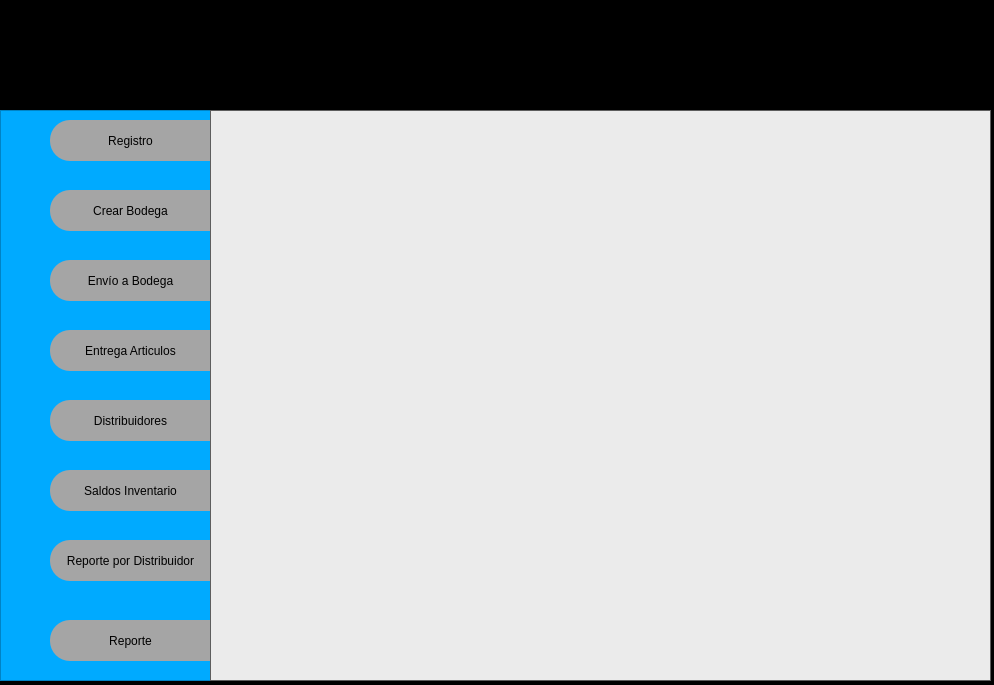
jbrenes1984/proj-yectoFinalGrupo4, file Interfaz/proyecto_program-2.ui: the form before one commit.
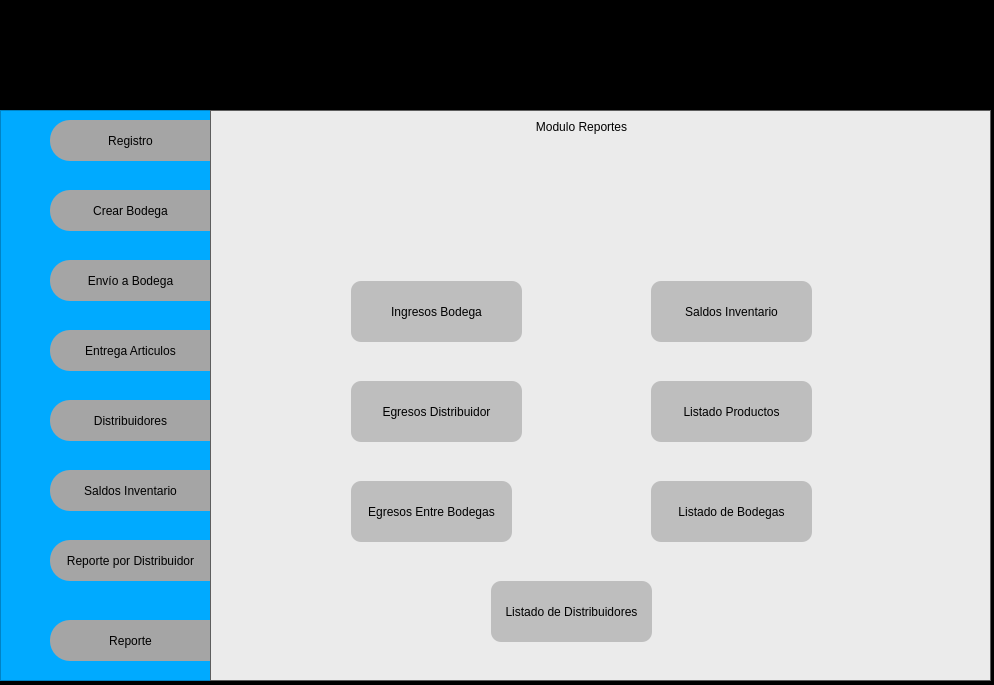
The form after the commit. The open tabs and pages were chosen to show the change.

Patch:
```diff
--- a/Interfaz/proyecto_program-2.ui
+++ b/Interfaz/proyecto_program-2.ui
@@ -1804,7 +1804,223 @@
             </property>
            </widget>
           </widget>
-          <widget class="QWidget" name="page_reporte_txt"/>
+          <widget class="QWidget" name="page_reporte_txt">
+           <widget class="QLabel" name="label_32">
+            <property name="geometry">
+             <rect>
+              <x>80</x>
+              <y>0</y>
+              <width>581</width>
+              <height>31</height>
+             </rect>
+            </property>
+            <property name="styleSheet">
+             <string notr="true">font: 75 18pt &quot;MS Shell Dlg 2&quot;;</string>
+            </property>
+            <property name="text">
+             <string>Modulo Reportes</string>
+            </property>
+            <property name="alignment">
+             <set>Qt::AlignCenter</set>
+            </property>
+           </widget>
+           <widget class="QPushButton" name="btn_reportes_egresos_distrib">
+            <property name="geometry">
+             <rect>
+              <x>140</x>
+              <y>270</y>
+              <width>171</width>
+              <height>61</height>
+             </rect>
+            </property>
+            <property name="styleSheet">
+             <string notr="true">QPushButton{
+	
+	border-radius:10px;
+	background-color: rgb(190, 190, 190);
+	font: 75 10pt &quot;MS Shell Dlg 2&quot;;
+
+}
+
+QPushButton:hover {      
+	color: rgb(0, 170, 255);
+	background-color: rgb(0, 0, 0);
+    font: 75 10pt &quot;MS Shell Dlg 2&quot;;    
+}</string>
+            </property>
+            <property name="text">
+             <string>Egresos Distribuidor</string>
+            </property>
+           </widget>
+           <widget class="QPushButton" name="btn_reportes_ingresos">
+            <property name="geometry">
+             <rect>
+              <x>140</x>
+              <y>170</y>
+              <width>171</width>
+              <height>61</height>
+             </rect>
+            </property>
+            <property name="styleSheet">
+             <string notr="true">QPushButton{
+	
+	border-radius:10px;
+	background-color: rgb(190, 190, 190);
+	font: 75 10pt &quot;MS Shell Dlg 2&quot;;
+
+}
+
+QPushButton:hover {      
+	color: rgb(0, 170, 255);
+	background-color: rgb(0, 0, 0);
+    font: 75 10pt &quot;MS Shell Dlg 2&quot;;    
+}</string>
+            </property>
+            <property name="text">
+             <string>Ingresos Bodega</string>
+            </property>
+           </widget>
+           <widget class="QPushButton" name="btn_reportes_egresos_entre_bod">
+            <property name="geometry">
+             <rect>
+              <x>140</x>
+              <y>370</y>
+              <width>161</width>
+              <height>61</height>
+             </rect>
+            </property>
+            <property name="styleSheet">
+             <string notr="true">QPushButton{
+	
+	border-radius:10px;
+	background-color: rgb(190, 190, 190);
+	font: 75 10pt &quot;MS Shell Dlg 2&quot;;
+
+}
+
+QPushButton:hover {      
+	color: rgb(0, 170, 255);
+	background-color: rgb(0, 0, 0);
+    font: 75 10pt &quot;MS Shell Dlg 2&quot;;    
+}</string>
+            </property>
+            <property name="text">
+             <string>Egresos Entre Bodegas</string>
+            </property>
+           </widget>
+           <widget class="QPushButton" name="btn_resportes_saldos_inventario">
+            <property name="geometry">
+             <rect>
+              <x>440</x>
+              <y>170</y>
+              <width>161</width>
+              <height>61</height>
+             </rect>
+            </property>
+            <property name="styleSheet">
+             <string notr="true">QPushButton{
+	
+	border-radius:10px;
+	background-color: rgb(190, 190, 190);
+	font: 75 10pt &quot;MS Shell Dlg 2&quot;;
+
+}
+
+QPushButton:hover {      
+	color: rgb(0, 170, 255);
+	background-color: rgb(0, 0, 0);
+    font: 75 10pt &quot;MS Shell Dlg 2&quot;;    
+}</string>
+            </property>
+            <property name="text">
+             <string>Saldos Inventario</string>
+            </property>
+           </widget>
+           <widget class="QPushButton" name="btn_reportes_listado_productos">
+            <property name="geometry">
+             <rect>
+              <x>440</x>
+              <y>270</y>
+              <width>161</width>
+              <height>61</height>
+             </rect>
+            </property>
+            <property name="styleSheet">
+             <string notr="true">QPushButton{
+	
+	border-radius:10px;
+	background-color: rgb(190, 190, 190);
+	font: 75 10pt &quot;MS Shell Dlg 2&quot;;
+
+}
+
+QPushButton:hover {      
+	color: rgb(0, 170, 255);
+	background-color: rgb(0, 0, 0);
+    font: 75 10pt &quot;MS Shell Dlg 2&quot;;    
+}</string>
+            </property>
+            <property name="text">
+             <string>Listado Productos</string>
+            </property>
+           </widget>
+           <widget class="QPushButton" name="btn_reportes_listado_bodegas">
+            <property name="geometry">
+             <rect>
+              <x>440</x>
+              <y>370</y>
+              <width>161</width>
+              <height>61</height>
+             </rect>
+            </property>
+            <property name="styleSheet">
+             <string notr="true">QPushButton{
+	
+	border-radius:10px;
+	background-color: rgb(190, 190, 190);
+	font: 75 10pt &quot;MS Shell Dlg 2&quot;;
+
+}
+
+QPushButton:hover {      
+	color: rgb(0, 170, 255);
+	background-color: rgb(0, 0, 0);
+    font: 75 10pt &quot;MS Shell Dlg 2&quot;;    
+}</string>
+            </property>
+            <property name="text">
+             <string>Listado de Bodegas</string>
+            </property>
+           </widget>
+           <widget class="QPushButton" name="btn_resportes_listado_distribuidores">
+            <property name="geometry">
+             <rect>
+              <x>280</x>
+              <y>470</y>
+              <width>161</width>
+              <height>61</height>
+             </rect>
+            </property>
+            <property name="styleSheet">
+             <string notr="true">QPushButton{
+	
+	border-radius:10px;
+	background-color: rgb(190, 190, 190);
+	font: 75 10pt &quot;MS Shell Dlg 2&quot;;
+
+}
+
+QPushButton:hover {      
+	color: rgb(0, 170, 255);
+	background-color: rgb(0, 0, 0);
+    font: 75 10pt &quot;MS Shell Dlg 2&quot;;    
+}</string>
+            </property>
+            <property name="text">
+             <string>Listado de Distribuidores</string>
+            </property>
+           </widget>
+          </widget>
          </widget>
         </item>
        </layout>
```
Left out of the diff: 2 changed lines with no effect on the pictures.
